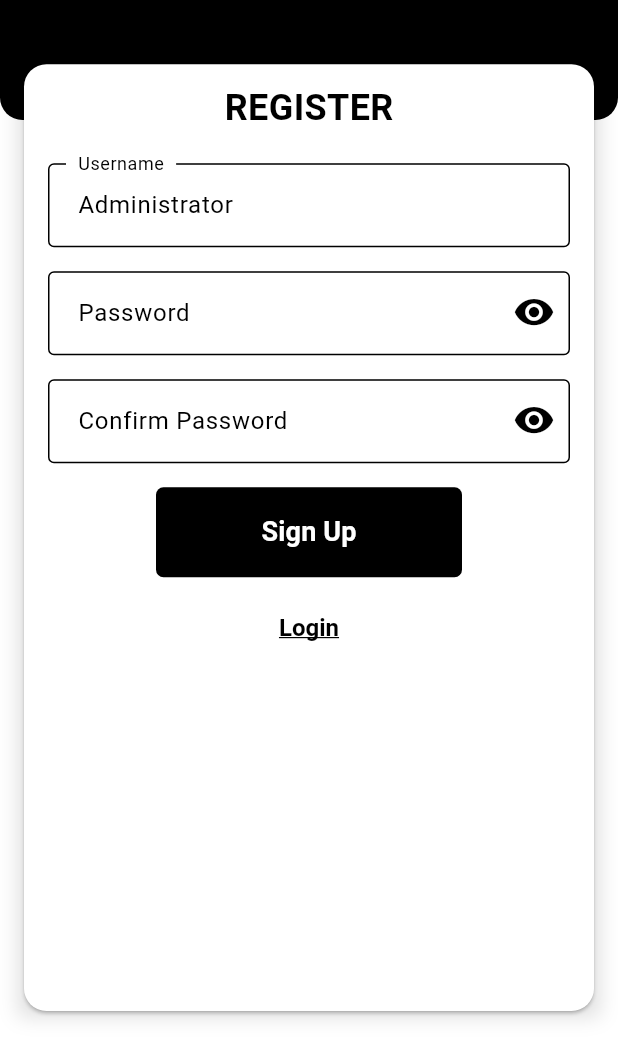
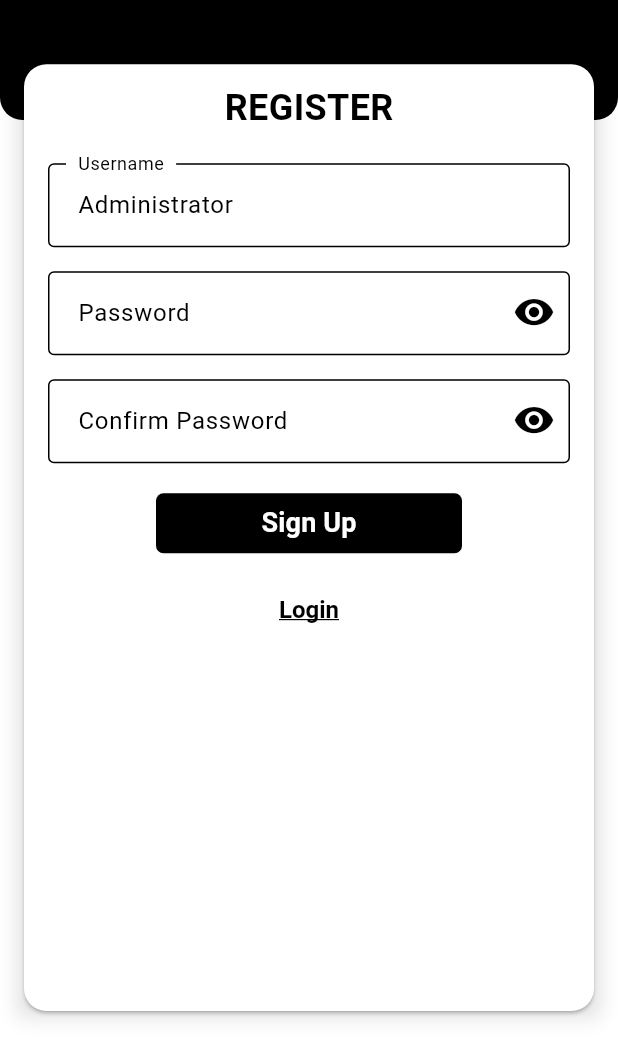
Before and after one commit to quebn/avert, a Flutter app: the screen it shows after launch, on a phone screen of 412 x 824 dp, the part 189-1236 px from its top. Run offline on Flutter 3.47's test engine with Material 3 defaults, Android fonts, the phone set to English and light mode, and no system bars; our stand-ins replace permission_handler, sqflite; accounts and stored records are empty; statements that could not run were skipped.

```diff
--- a/lib/core/core.dart
+++ b/lib/core.dart
@@ -3,6 +3,7 @@ export "package:acqua/core/app.dart";
 export "package:acqua/core/task.dart";
 export "package:acqua/core/user.dart";
 export "package:acqua/core/company.dart";
+export "package:acqua/core/utils.dart";
 
 abstract class Module {
   const Module({required this.name});
@@ -27,5 +28,6 @@ abstract class Document {
   DateTime createdAt;
 
   Widget viewDetails();
+  //Widget viewQuickDetails();
   Widget viewList();
 }
--- a/lib/core/components/acqua_button.dart
+++ b/lib/core/components/acqua_button.dart
@@ -8,21 +8,19 @@ class AcquaButton extends StatelessWidget {
     this.fontSize = 16,
     this.xMargin = 0,
     this.yMargin = 0,
-    this.width,
-    this.height,
+    this.xPadding = 0,
+    this.yPadding = 0,
   });
 
   final String name;
   final double fontSize;
+  final double xPadding, yPadding;
   final double xMargin, yMargin;
-  final double? width, height;
   final VoidCallback? onPressed;
 
   @override
   Widget build(BuildContext context) {
     return Container(
-      width:  width,
-      height: height,
       margin: EdgeInsets.symmetric(horizontal: xMargin, vertical: yMargin),
       child:  FilledButton(
         style:  FilledButton.styleFrom(
@@ -31,10 +29,14 @@ class AcquaButton extends StatelessWidget {
           ),
         ),
         onPressed: onPressed,
-        child: Text(name,
-          style: TextStyle(
-            fontSize: fontSize,
-            fontWeight: FontWeight.bold,
+        // TODO: add Padding option.
+        child: Padding(
+          padding: EdgeInsets.symmetric(horizontal: xPadding, vertical: yPadding),
+          child: Text(name,
+            style: TextStyle(
+              fontSize: fontSize,
+              fontWeight: FontWeight.bold,
+            ),
           ),
         ),
       )
--- a/lib/core/task.dart
+++ b/lib/core/task.dart
@@ -1,5 +1,5 @@
 import "package:flutter/material.dart";
-import "package:acqua/core/core.dart";
+import "package:acqua/core.dart";
 
 enum TaskPriority {
   low,
--- a/lib/core/user.dart
+++ b/lib/core/user.dart
@@ -1,6 +1,6 @@
 import "package:flutter/material.dart";
 import "package:acqua/core/utils.dart";
-import "package:acqua/core/core.dart";
+import "package:acqua/core.dart";
 import "package:sqflite/sqflite.dart";
 
 class User implements Document {
@@ -37,7 +37,7 @@ class User implements Document {
       id INTEGER PRIMARY KEY,
       name TEXT NOT NULL,
       password TEXT NOT NULL,
-      createdAt INTEGER NOT NULL,
+      createdAt INTEGER NOT NULL
     )
   """;
 
--- a/lib/core/views/login_forms.dart
+++ b/lib/core/views/login_forms.dart
@@ -58,7 +58,8 @@ class _LoginFormState extends State<LoginForm> {
         fontSize: 18,
         xMargin: 80,
         yMargin: 8,
-        height:  60,
+        // TODO: fix
+        // height:  60,
         onPressed: authenticateUser,
       ),
       AcquaLink(
@@ -216,7 +217,8 @@ class _SignUpFormState extends State<SignUpForm> {
         fontSize: 18,
         xMargin: 80,
         yMargin: 8,
-        height:  60,
+        // TODO: fix 2
+        // height:  60,
         onPressed: registerUser,
       ),
       AcquaLink(
```
Also changed, not shown: lib/core/app.dart (+11 -2 lines), lib/core/company.dart (+15 -1 lines), lib/core/views/home_screen.dart (+90 -4 lines).
